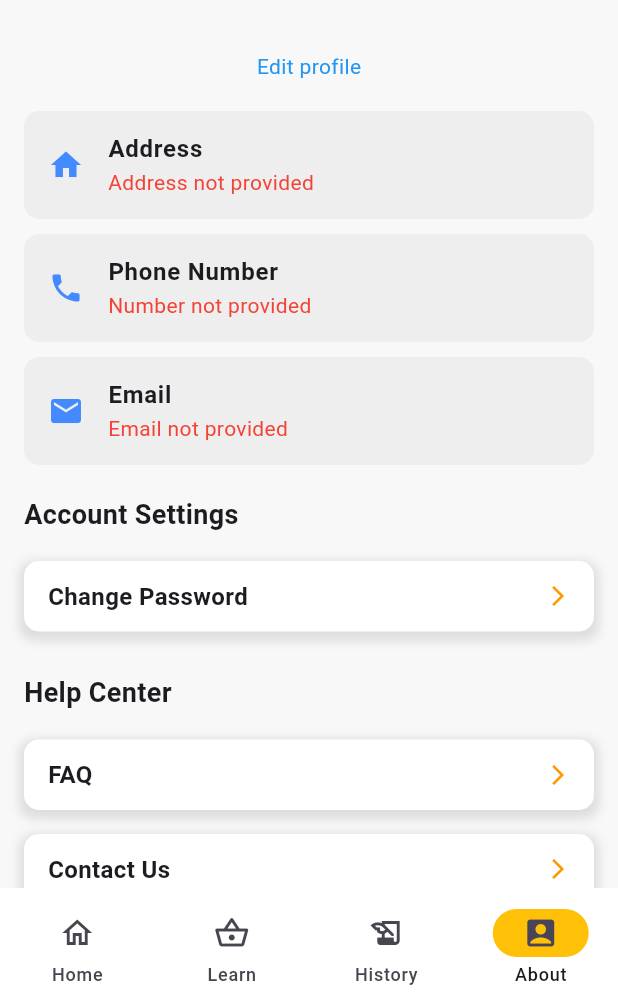
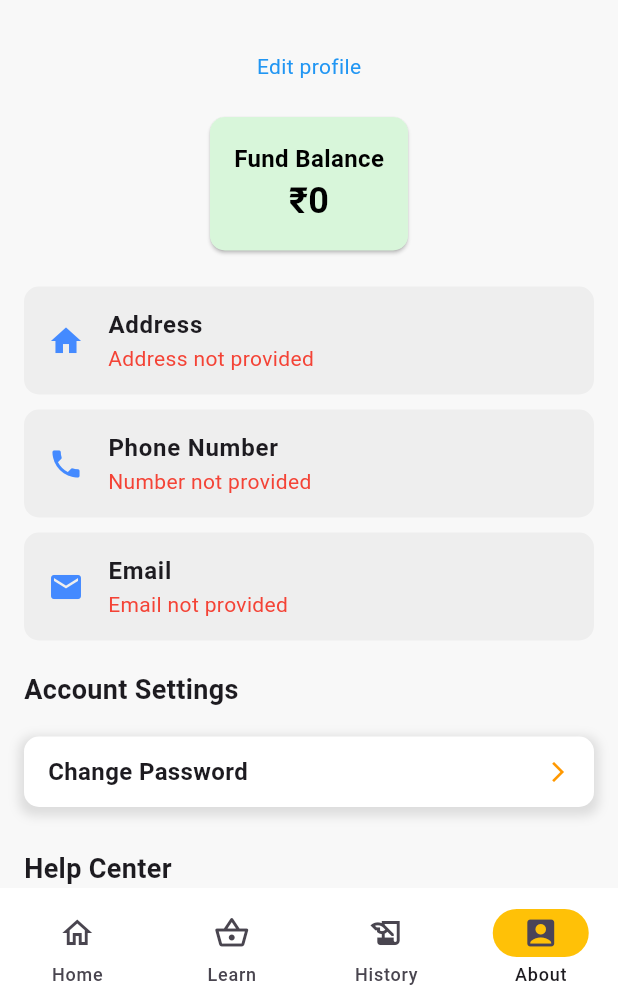
Before and after one commit to hisushanta/playgo, a Flutter app: the screen it shows once a user with an empty profile is signed in, item 4 of the bottom bar chosen, on a phone screen of 412 x 824 dp, the part 228-1236 px from its top. Run offline on Flutter 3.47's test engine with Material 3 defaults, Android fonts, the phone set to English and light mode, and no system bars; our stand-ins replace cloud_firestore, firebase_auth, firebase_core, firebase_storage, image_picker, permission_handler; missing offline and left inert: firebase_ui_auth; accounts and stored records are empty; statements that could not run were skipped.

Commit message:
Now fund balance display

```diff
--- a/playgo/lib/pages/about_pages.dart
+++ b/playgo/lib/pages/about_pages.dart
@@ -3,6 +3,7 @@ import 'package:image_picker/image_picker.dart';
 import 'package:permission_handler/permission_handler.dart';
 import 'dart:io';
 import 'package:playgo/main.dart';
+import 'package:playgo/pages/fund_page.dart';
 import 'contact.dart';
 import 'reset_password.dart';
 import 'faq_page.dart';
@@ -22,6 +23,7 @@ class _UserProfilePageState extends State<UserProfilePage> {
   late TextEditingController _phoneController;
   late TextEditingController _emailController;
 
+  String _fundBalance = '0'; // Fund balance variable
 
   @override
   void initState() {
@@ -56,6 +58,8 @@ class _UserProfilePageState extends State<UserProfilePage> {
         _addressController.text = info!.userProfile[info!.uuid]!['address'] ?? '';
         _phoneController.text = info!.userProfile[info!.uuid]!['number'] ?? '';
         _emailController.text = info!.userProfile[info!.uuid]!['email'] ?? '';
+        _fundBalance = info!.userProfile[info!.uuid]!['fund'] ?? '0';
+
 
         setState(() {});
       } else {
@@ -282,6 +286,48 @@ class _UserProfilePageState extends State<UserProfilePage> {
                       ),
                     ),
                     const SizedBox(height: 20),
+                    // Fund Balance Display
+                    GestureDetector(
+                      onTap: (){
+                        Navigator.push(context, MaterialPageRoute(builder: (context) =>  AddCashPage()));
+                      },
+                      child:Row (
+                      mainAxisAlignment: MainAxisAlignment.spaceEvenly,
+                      children: [
+                        Card(
+                      shape: RoundedRectangleBorder(
+                        borderRadius: BorderRadius.circular(10),
+                      ),
+                      color: const Color.fromARGB(255, 216, 246, 218),
+                      child: Padding(
+                        padding: const EdgeInsets.all(16.0),
+                        child: Column(
+                          crossAxisAlignment: CrossAxisAlignment.center,
+                          children: [
+                            const Text(
+                              "Fund Balance",
+                              style: TextStyle(
+                                fontSize: 16,
+                                fontWeight: FontWeight.bold,
+                                color: Colors.black,
+                              ),
+                            ),
+                            Text(
+                              "₹$_fundBalance",
+                              style: const TextStyle(
+                                fontSize: 24,
+                                fontWeight: FontWeight.bold,
+                                color: Colors.black,
+                              ),
+                            ),
+                          ],
+                        ),
+                      ),
+                    ),
+                      ],
+                      ),
+                    ),
+                    const SizedBox(height: 20),
                     _isEditing
                         ? TextField(
                             controller: _addressController,
@@ -296,6 +342,7 @@ class _UserProfilePageState extends State<UserProfilePage> {
                                 : _addressController.text,
                             icon: Icons.home,
                           ),
+
                     const SizedBox(height: 10),
                     _isEditing
                         ? TextField(
```
